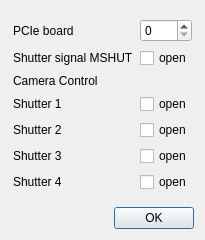
This is escam/dialogshutter.ui in Entwicklungsburo-Stresing/EBST_CAM as Qt 5 draws it before an edit. The edited form follows.
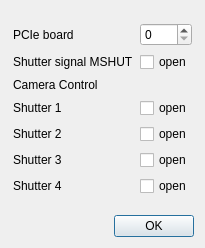
This is the edited form.

Commit message: Add toolTips and whatsThis

```diff
--- a/escam/dialogshutter.ui
+++ b/escam/dialogshutter.ui
@@ -7,7 +7,7 @@
     <x>0</x>
     <y>0</y>
     <width>205</width>
-    <height>240</height>
+    <height>248</height>
    </rect>
   </property>
   <property name="windowTitle">
```
Left out of the diff: 27 changed lines with no effect on the pictures. The commit also changes 1 other file.
